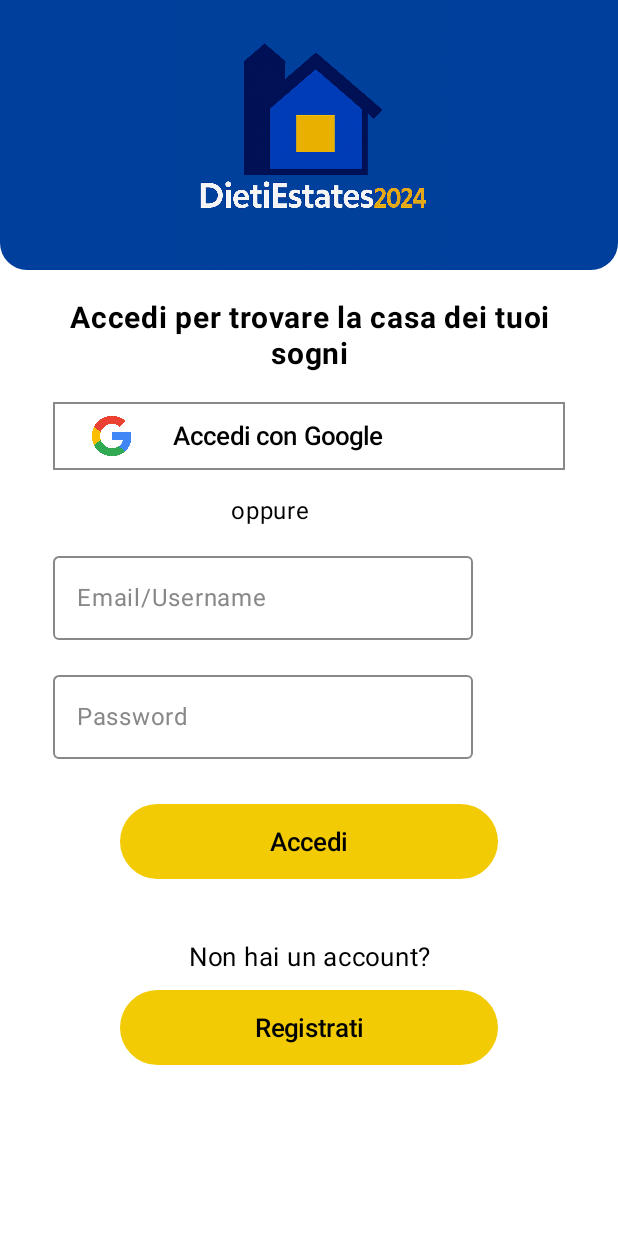
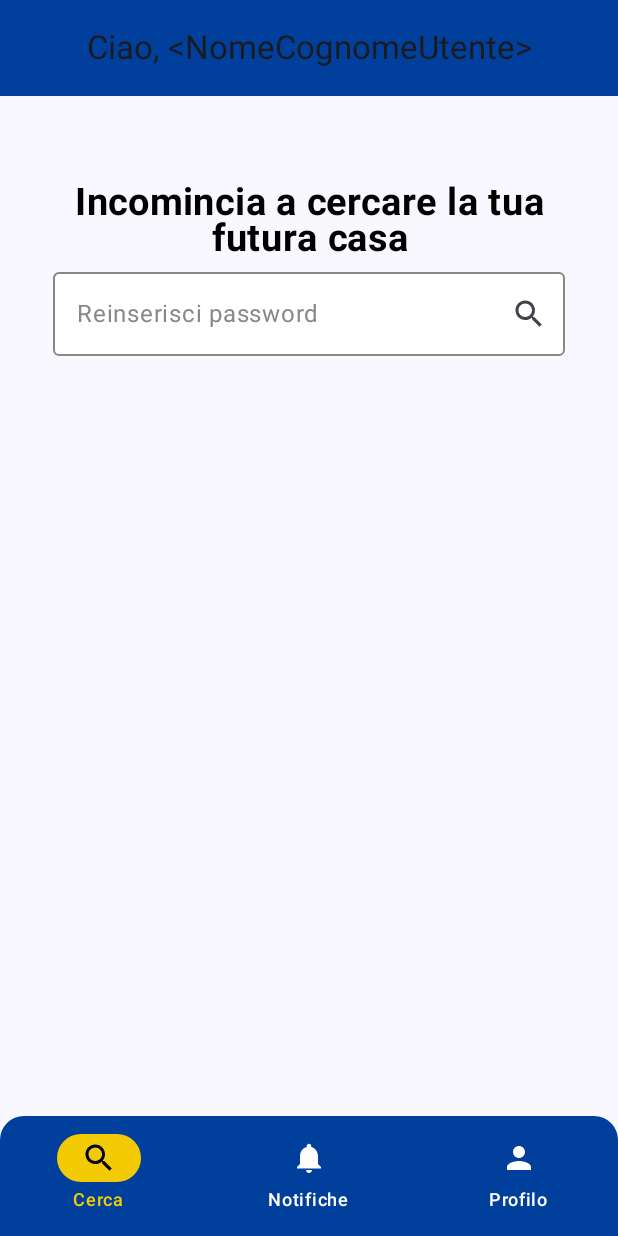
Before and after one commit to gian-o-land/ProgettoIngsw, an Android app built with Jetpack Compose: the screen it shows after launch (MainActivity), after a tap on "Accedi", on a phone screen of 412 x 824 dp. Run offline under Robolectric (Android 15) with nearby library versions, the phone set to English and light mode, and no system bars.

Commit message:
aggiunti mybottomnavbar, e aggiornamenti a utentescreen,

```diff
--- a/app/build.gradle.kts
+++ b/app/build.gradle.kts
@@ -60,4 +60,6 @@ dependencies {
     debugImplementation(libs.androidx.ui.tooling)
     debugImplementation(libs.androidx.ui.test.manifest)
     implementation("androidx.navigation:navigation-compose:2.8.0")
+    implementation("androidx.compose.material:material-icons-extended:1.7.5")
+    implementation("androidx.compose.material3:material3:1.2.1")
 }
--- a/app/src/main/java/gui/LoginScreen.kt
+++ b/app/src/main/java/gui/LoginScreen.kt
@@ -158,7 +158,9 @@ fun LoginScreen(painter: Painter, descrizione: String?, navController : NavContr
         )
         Spacer(modifier = Modifier.height(30.dp))
         Button(
-            {},
+            {
+                navController.navigate(Screen.UtenteScreen.route)//withMailUtente(emailUtente)    QUANDO CI SARA IL DATABASE
+            },
             colors = ButtonDefaults.buttonColors(
                 containerColor = Color(0xFFF2CB05),
                 contentColor = Color(0xFF000000)
--- a/app/src/main/java/gui/UtenteScreen.kt
+++ b/app/src/main/java/gui/UtenteScreen.kt
@@ -1,5 +1,7 @@
 package gui
 
+import android.R.attr.content
+import androidx.compose.material3.TopAppBar
 import androidx.compose.foundation.background
 import androidx.compose.foundation.layout.Arrangement
 import androidx.compose.foundation.layout.Column
@@ -12,6 +14,8 @@ import androidx.compose.foundation.layout.padding
 import androidx.compose.foundation.shape.RoundedCornerShape
 import androidx.compose.material3.Card
 import androidx.compose.material3.CardDefaults
+import androidx.compose.material3.ExperimentalMaterial3Api
+import androidx.compose.material3.Scaffold
 import androidx.compose.material3.Text
 import androidx.compose.runtime.Composable
 import androidx.compose.runtime.getValue
@@ -26,82 +30,106 @@ import androidx.compose.ui.text.style.TextAlign
 import androidx.compose.ui.tooling.preview.Preview
 import androidx.compose.ui.unit.dp
 import androidx.compose.ui.unit.sp
+import androidx.navigation.NavController
+import gui.template.myBottomNavBar
 import gui.template.myTextField
+import model.Utente
+import androidx.compose.foundation.layout.padding
+import androidx.compose.material.icons.Icons
+import androidx.compose.material.icons.filled.Search
+import androidx.compose.material3.*
+import androidx.compose.ui.text.input.PasswordVisualTransformation
 
+@OptIn(ExperimentalMaterial3Api::class)
 @Composable
 
-fun UtenteScreen() {
+fun UtenteScreen(emailUtente:String,navController : NavController) {
     var textFieldRicerca by remember {
         mutableStateOf("")
     }
-    Column (modifier = Modifier
-        .fillMaxSize()
-        .background(color = Color.White)
-    ) {
-        Card(
-            modifier = Modifier
-                .fillMaxWidth()
-                .height(120.dp),
-            shape = RoundedCornerShape(
-                topStart = 0.dp,    // Angolo in alto a sinistra: dritto
-                topEnd = 0.dp,      // Angolo in alto a destra: dritto
-                bottomStart = 18.dp, // Angolo in basso a sinistra: arrotondato
-                bottomEnd = 18.dp   // Angolo in basso a destra: arrotondato
+
+    Scaffold(
+        modifier = Modifier
+            .fillMaxSize()
+            .background(color = Color.White),
+        topBar = { CenterAlignedTopAppBar(
+            colors = TopAppBarDefaults.centerAlignedTopAppBarColors(
+                containerColor =  Color(0xFF00409C)
             ),
-            colors = CardDefaults.cardColors(Color(0xFF00409C))
-        ) {
-            Row(
-                modifier = Modifier
-                    .fillMaxWidth(),
-                verticalAlignment = Alignment.CenterVertically,
-                horizontalArrangement = Arrangement.Absolute.Center
+            title = {
+                Text("Ciao, " + emailUtente)
+            }
+        )
+            Column(
+                modifier = Modifier.fillMaxWidth(),
+                //verticalAlignment = Alignment.CenterVertically,
+                //horizontalArrangement = Arrangement.Absolute.Center
             ) {
-                Spacer(modifier = Modifier.height(100.dp))
-
+                Spacer(modifier = Modifier.height(120.dp))
                 Text(
-                    text = "Ciao, *usernameUtente* ", //aggiungere variabile usernameUtente
+                    text = "Incomincia a cercare la tua futura casa",
                     fontWeight = FontWeight.Bold,
                     fontSize = 25.sp,
                     modifier = Modifier.fillMaxWidth()
                         .padding(horizontal = 20.dp),
+                        //.padding(vertical = 20.dp),
                     textAlign = TextAlign.Center,
-                    color = Color.White
+                    color = Color.Black
                 )
+               // Spacer(modifier = Modifier.height(10.dp))
+                OutlinedTextField(
+                    value = textFieldRicerca,
+                    colors = OutlinedTextFieldDefaults.colors(
+                        unfocusedContainerColor = Color.White,
+                        focusedBorderColor = Color(0xFF04198C),
+                        unfocusedBorderColor = Color.Gray,
+                        unfocusedTextColor = Color.Black,
+                        focusedTextColor = Color.Black,
+                        focusedLabelColor = Color(0xFF04198C),
+                        unfocusedLabelColor = Color.Gray,
+                        cursorColor = Color.Black
+                    ),
+                    label = {
+                        Text("Reinserisci password")
+                    },
+                    onValueChange = {
+                        textFieldRicerca = it
+                    },
+                    singleLine = true,
+                    modifier = Modifier.padding(horizontal = 35.dp)
+                        .fillMaxWidth(),
+                    trailingIcon = {
+                        // QUESTO È IL BLOCCO COMPOSABLE
+                        Icon(
+                            imageVector = Icons.Default.Search,
+                            contentDescription = "Cerca"
+                        )
+                    }
+                )
+
+
             }
+         },
+        bottomBar = {
+            myBottomNavBar()
         }
-            Row(
-                modifier = Modifier
-                    .fillMaxWidth(),
-                verticalAlignment = Alignment.CenterVertically,
-                horizontalArrangement = Arrangement.Absolute.Center
-            ) {
-                Text(
-                    text = "Incomincia a cercare la tua futura casa", //aggiungere variabile usernameUtente
-                    fontWeight = FontWeight.Bold,
-                    fontSize = 25.sp,
-                    modifier = Modifier.fillMaxWidth()
-                        .padding(horizontal = 20.dp)
-                        .padding(vertical= 20.dp),
-                    textAlign = TextAlign.Center,
-                    color= Color.Black
-                )
-            }
-        Row(
+
+    ) { innerPadding -> // 2. L'innerPadding è obbligatorio!
+
+        // 3. TUTTO IL CONTENUTO VISIBILE DEVE ESSERE RACCHIUSO IN UN UNICO COMPONENTE DI LAYOUT, E QUI SERVE UNA COLUMN
+        Column(
             modifier = Modifier
-                .fillMaxWidth(),
-            verticalAlignment = Alignment.CenterVertically,
-            horizontalArrangement = Arrangement.Absolute.Center
-        ) {
-
-            myTextField(myModifier= Modifier.padding(35.dp).fillMaxWidth(), myLabel="Cerca",myValue=textFieldRicerca,myOnValueChange= { nuovoValore ->
-                textFieldRicerca = nuovoValore
-            })
-        }
+                // Applica il padding fornito dallo Scaffold per evitare che gli elementi
+                // vengano coperti da topBar o bottomBar.
+                .padding(innerPadding)
+                .fillMaxSize()
+        ) {}
     }
-    }
+}
+/*
 @Preview
 @Composable
 fun SimpleComposablePreview() {
     UtenteScreen(
     )
-}
+}*/
--- /dev/null
+++ b/app/src/main/java/gui/template/myBottomNavBar.kt
@@ -0,0 +1,91 @@
+package gui.template
+
+import androidx.compose.material3.NavigationBarItemDefaults
+import androidx.compose.runtime.getValue
+import androidx.compose.runtime.setValue
+import android.view.Surface
+import androidx.compose.foundation.background
+import androidx.compose.foundation.layout.padding
+import androidx.compose.material.icons.Icons
+import androidx.compose.material.icons.filled.Notifications
+import androidx.compose.material.icons.filled.Person
+import androidx.compose.material.icons.filled.Search
+import androidx.compose.material3.AlertDialogDefaults.containerColor
+import androidx.compose.material3.Icon
+import androidx.compose.material3.NavigationBar
+import androidx.compose.material3.NavigationBarDefaults
+import androidx.compose.material3.NavigationBarItem
+import androidx.compose.material3.Scaffold
+import androidx.compose.material3.Surface
+import androidx.compose.material3.Text
+import androidx.compose.runtime.Composable
+import androidx.compose.runtime.getValue
+import androidx.compose.runtime.mutableIntStateOf
+import androidx.compose.runtime.remember
+import androidx.compose.ui.Modifier
+import androidx.compose.ui.draw.clip
+import androidx.compose.ui.graphics.Color
+import androidx.compose.ui.graphics.vector.ImageVector
+import androidx.compose.ui.layout.ModifierLocalBeyondBoundsLayout
+import androidx.compose.ui.res.colorResource
+import androidx.compose.foundation.shape.RoundedCornerShape
+import androidx.compose.ui.unit.dp
+@Composable
+fun myBottomNavBar() {
+
+    data class BottomNavItem(
+        val label: String,
+        val icon: ImageVector
+    )
+    val items = listOf(
+        BottomNavItem("Cerca", Icons.Default.Search),
+        BottomNavItem("Notifiche", Icons.Default.Notifications),
+        BottomNavItem("Profilo", Icons.Default.Person)
+    )
+
+    var selectedItemIndex by remember { mutableIntStateOf(0) }
+
+            NavigationBar(containerColor=Color(0xFF00409C),
+                modifier =
+                    Modifier.clip(
+                        shape= RoundedCornerShape(
+                    topStart = 16.dp,
+                    topEnd = 16.dp,
+                    bottomStart = 0.dp,
+                    bottomEnd = 0.dp
+                )
+                    )
+            ) {
+
+                items.forEachIndexed { index, item ->
+                    NavigationBarItem(
+                        colors = NavigationBarItemDefaults.colors(
+
+                            selectedIconColor = Color.Black,
+
+                            selectedTextColor = Color(0xFFF2CB05),
+
+                            indicatorColor = Color(0xFFF2CB05),//.copy(alpha = 0.1f),
+
+                            unselectedIconColor = Color.White,
+                            unselectedTextColor = Color.White
+                        ),
+                        icon = {
+                            Icon(
+                                imageVector = item.icon,
+                                contentDescription = item.label
+                            )
+                        },
+                        // Label (testo sotto)
+                        label = { Text(item.label) },
+                        // Logica di selezione visiva
+                        selected = selectedItemIndex == index,
+                        onClick = {
+                            selectedItemIndex = index
+                            // Qui in futuro metterai: navController.navigate(...)
+                        }
+                    )
+                }
+            }
+
+}
--- a/app/src/main/java/main/MainActivity.kt
+++ b/app/src/main/java/main/MainActivity.kt
@@ -5,6 +5,7 @@ import androidx.activity.ComponentActivity
 import androidx.activity.compose.setContent
 import androidx.activity.enableEdgeToEdge
 import androidx.compose.ui.res.painterResource
+import androidx.core.view.WindowCompat
 import com.example.progettoingsw.R
 import gui.LoginScreen
 import gui.ProgettoIngswTheme
@@ -15,6 +16,7 @@ import navigation.Navigation
 class MainActivity : ComponentActivity() {
     override fun onCreate(savedInstanceState: Bundle?) {
         super.onCreate(savedInstanceState)
+        WindowCompat.setDecorFitsSystemWindows(window, false)
         setContent {
             ProgettoIngswTheme {
                 Navigation()
--- a/app/src/main/java/navigation/Navigation.kt
+++ b/app/src/main/java/navigation/Navigation.kt
@@ -10,6 +10,10 @@ import gui.LoginScreen
 import gui.RegisterScreen
 import androidx.compose.animation.EnterTransition
 import androidx.compose.animation.ExitTransition
+import androidx.navigation.NavType
+import androidx.navigation.navArgument
+import gui.UtenteScreen
+import java.util.Map.entry
 
 @Composable
 fun Navigation() {
@@ -31,5 +35,17 @@ fun Navigation() {
         composable(route = Screen.RegisterScreen.route){
             RegisterScreen(painterResource(id = R.drawable.logo),"Logo", navController)
         }
+
+        composable(
+            route = Screen.UtenteScreen.route + "?mailUtente={mailUtente}",//route = Screen.UtenteScreen.route + "/{mailUtente}",
+            arguments = listOf(navArgument("mailUtente"){
+                type = NavType.StringType;
+                defaultValue = "<NomeCognomeUtente>"
+                nullable = true
+            })
+        ){ entry->
+            UtenteScreen(emailUtente = entry.arguments?.getString("mailUtente")?:"<NomeCognomeUtente>", navController=navController)
+        }
+
     }
 }
--- a/app/src/main/java/navigation/Screen.kt
+++ b/app/src/main/java/navigation/Screen.kt
@@ -1,7 +1,16 @@
 package navigation
+
+import android.net.Uri
 
 sealed class Screen(val route: String) {
     data object LoginScreen: Screen("login_screen")
 
     data object RegisterScreen: Screen("register_screen")
+
+    data object UtenteScreen: Screen("utente_screen"){
+        fun withMailUtente(mailUtente: String): String{
+            return "$route?mailUtente=${Uri.encode(mailUtente)}"//return "$route/${Uri.encode(mailUtente)}"
+        }
+    }
+
 }
--- a/gradle/libs.versions.toml
+++ b/gradle/libs.versions.toml
@@ -1,5 +1,5 @@
 [versions]
-agp = "8.10.0"
+agp = "8.13.1"
 kotlin = "2.0.21"
 coreKtx = "1.16.0"
 junit = "4.13.2"
```
Also changed, not shown: app/src/main/java/gui/template/myTextField.kt (+36 -0 lines), gradle/wrapper/gradle-wrapper.properties.
